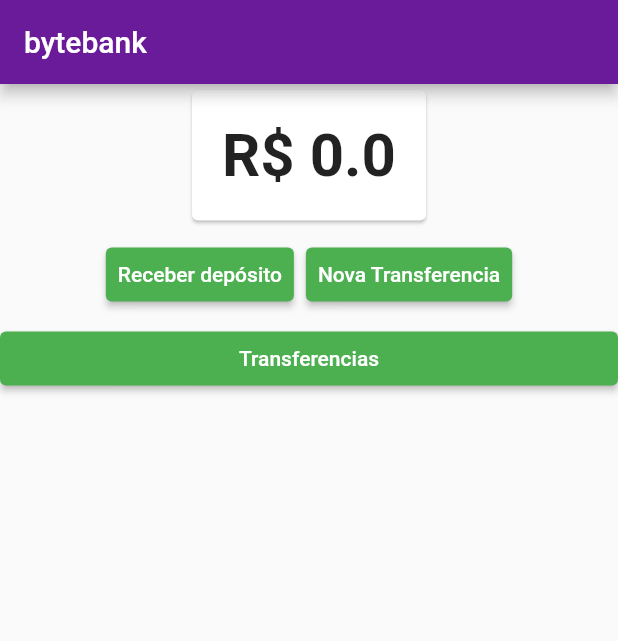
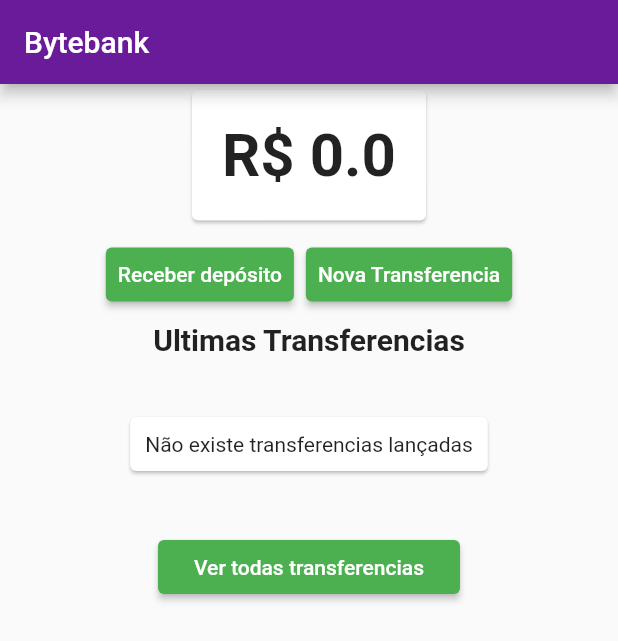
Before and after one commit to fabiocostadeoliveira/curso-flutter-app-bytebank, a Flutter app: the screen it shows after launch, on a phone screen of 412 x 824 dp. Shown: the top 641 px of the screen. Run offline on Flutter 3.47's test engine with Material 2 defaults, Android fonts, the phone set to English and light mode, and no system bars.

Commit message:
Finalizacao do curto: Gerenciamento de estado com provider

```diff
--- a/lib/screens/dashboards/dashboard.dart
+++ b/lib/screens/dashboards/dashboard.dart
@@ -1,14 +1,14 @@
 import 'package:bytebank/screens/dashboards/saldoCard.dart';
 import 'package:bytebank/screens/deposito/formulario.dart';
 import 'package:bytebank/screens/transferencias/formulario.dart';
-import 'package:bytebank/screens/transferencias/lista.dart';
+import 'package:bytebank/screens/transferencias/ultimas.dart';
 import 'package:flutter/material.dart';
 
 class Dashboard extends StatelessWidget {
   Widget build(BuildContext context) {
     return Scaffold(
         appBar: AppBar(
-          title: const Text("bytebank"),
+          title: const Text("Bytebank"),
         ),
         body: ListView(children: <Widget>[
           Align(
@@ -41,18 +41,7 @@ class Dashboard extends StatelessWidget {
               ),
             ],
           ),
-          RaisedButton(
-            color: Colors.green,
-            child: Text('Transferencias'),
-            onPressed: () {
-              Navigator.push(
-                context,
-                MaterialPageRoute(builder: (context) {
-                  return ListaTransferencias();
-                }),
-              );
-            },
-          ),
+          UltimasTransferencias(),
         ]));
   }
 }
--- /dev/null
+++ b/lib/screens/transferencias/ultimas.dart
@@ -0,0 +1,78 @@
+import 'package:bytebank/models/transferencias.dart';
+import 'package:flutter/material.dart';
+import 'package:provider/provider.dart';
+
+import 'lista.dart';
+
+final _titulo = "Ultimas Transferencias";
+
+class UltimasTransferencias extends StatelessWidget {
+  @override
+  Widget build(BuildContext context) {
+    return Column(
+      children: <Widget>[
+        Text(
+          _titulo,
+          style: TextStyle(fontWeight: FontWeight.bold, fontSize: 20),
+        ),
+        Consumer<Transferencias>(builder: (context, transferencias, child) {
+          final _ultimasTrasferencias =
+              transferencias.transferencias.reversed.toList();
+
+          final _tamanhoListaUltimasTransferencias =
+              getTamanhoListaUltimasTransferencias(
+                  _ultimasTrasferencias.length);
+
+          if (_tamanhoListaUltimasTransferencias == 0) {
+            return SemTransferenciasCadastrada();
+          }
+
+          return ListView.builder(
+            padding: const EdgeInsets.all(8),
+            itemCount: _tamanhoListaUltimasTransferencias,
+            shrinkWrap: true,
+            itemBuilder: (context, indice) {
+              return ItemTransferencia(_ultimasTrasferencias[indice]);
+            },
+          );
+        }),
+        RaisedButton(
+          color: Colors.green,
+          child: Text('Ver todas transferencias'),
+          onPressed: () {
+            Navigator.push(
+              context,
+              MaterialPageRoute(builder: (context) {
+                return ListaTransferencias();
+              }),
+            );
+          },
+        )
+      ],
+    );
+  }
+
+  int getTamanhoListaUltimasTransferencias(tamanhoOriginal) {
+    int tamanhoDefault = 2;
+    if (tamanhoOriginal < 3) {
+      tamanhoDefault = tamanhoOriginal;
+    }
+    return tamanhoDefault;
+  }
+}
+
+class SemTransferenciasCadastrada extends StatelessWidget {
+  @override
+  Widget build(BuildContext context) {
+    return Card(
+      margin: EdgeInsets.all(40),
+      child: Padding(
+        padding: EdgeInsets.all(10),
+        child: Text(
+          "Não existe transferencias lançadas",
+          textAlign: TextAlign.center,
+        ),
+      ),
+    );
+  }
+}
--- a/pubspec.yaml
+++ b/pubspec.yaml
@@ -24,7 +24,8 @@ dependencies:
   flutter:
     sdk: flutter
 
-  provider: ^3.2.0
+  #provider: ^3.2.0
+  provider: ^4.3.3
 
   # The following adds the Cupertino Icons font to your application.
   # Use with the CupertinoIcons class for iOS style icons.
```
Also changed, not shown: pubspec.lock.
